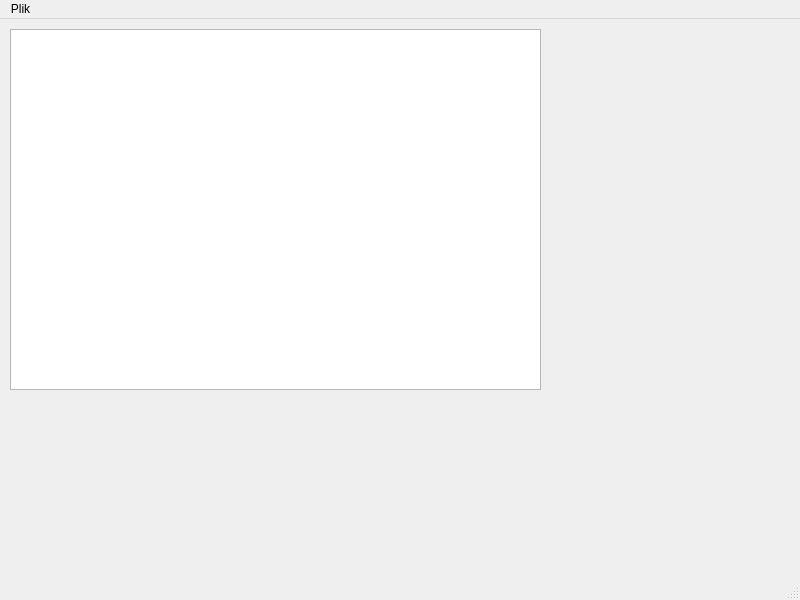
The window that forms/areaeditor.ui (JakimPL/Roguelike) describes before a commit, drawn with Qt 5.
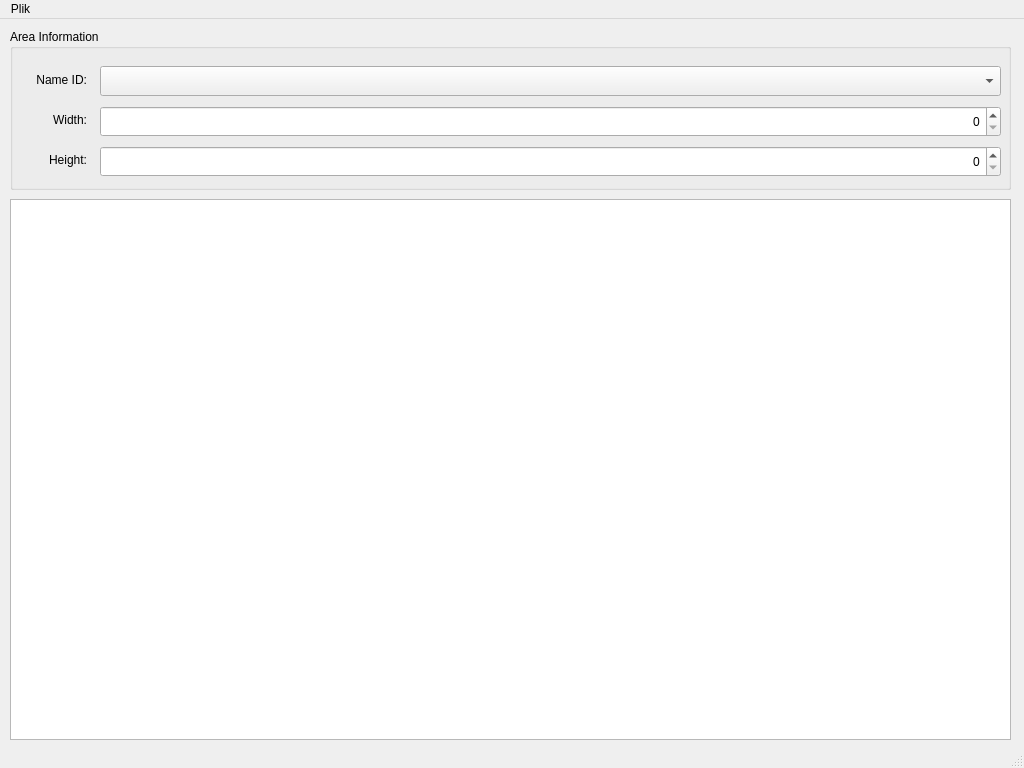
The same window after the commit.

Commit message: Improved: area editor form

Patch:
```diff
--- a/forms/areaeditor.ui
+++ b/forms/areaeditor.ui
@@ -6,8 +6,8 @@
    <rect>
     <x>0</x>
     <y>0</y>
-    <width>800</width>
-    <height>600</height>
+    <width>1024</width>
+    <height>768</height>
    </rect>
   </property>
   <property name="windowTitle">
@@ -18,11 +18,114 @@
     <property name="geometry">
      <rect>
       <x>10</x>
+      <y>180</y>
+      <width>1001</width>
+      <height>541</height>
+     </rect>
+    </property>
+   </widget>
+   <widget class="QGroupBox" name="areaDataBox">
+    <property name="geometry">
+     <rect>
+      <x>10</x>
       <y>10</y>
-      <width>531</width>
-      <height>361</height>
+      <width>1001</width>
+      <height>161</height>
      </rect>
     </property>
+    <property name="title">
+     <string>Area Information</string>
+    </property>
+    <widget class="QLabel" name="widthLabel">
+     <property name="geometry">
+      <rect>
+       <x>10</x>
+       <y>80</y>
+       <width>67</width>
+       <height>22</height>
+      </rect>
+     </property>
+     <property name="text">
+      <string>Width:</string>
+     </property>
+     <property name="alignment">
+      <set>Qt::AlignRight|Qt::AlignTrailing|Qt::AlignVCenter</set>
+     </property>
+    </widget>
+    <widget class="QLabel" name="heightLabel">
+     <property name="geometry">
+      <rect>
+       <x>10</x>
+       <y>120</y>
+       <width>67</width>
+       <height>22</height>
+      </rect>
+     </property>
+     <property name="text">
+      <string>Height:</string>
+     </property>
+     <property name="alignment">
+      <set>Qt::AlignRight|Qt::AlignTrailing|Qt::AlignVCenter</set>
+     </property>
+    </widget>
+    <widget class="QLabel" name="nameIDLabel">
+     <property name="geometry">
+      <rect>
+       <x>10</x>
+       <y>40</y>
+       <width>67</width>
+       <height>22</height>
+      </rect>
+     </property>
+     <property name="text">
+      <string>Name ID:</string>
+     </property>
+     <property name="alignment">
+      <set>Qt::AlignRight|Qt::AlignTrailing|Qt::AlignVCenter</set>
+     </property>
+    </widget>
+    <widget class="QComboBox" name="nameIDBox">
+     <property name="geometry">
+      <rect>
+       <x>90</x>
+       <y>37</y>
+       <width>901</width>
+       <height>30</height>
+      </rect>
+     </property>
+    </widget>
+    <widget class="QSpinBox" name="widthBox">
+     <property name="geometry">
+      <rect>
+       <x>90</x>
+       <y>77</y>
+       <width>901</width>
+       <height>31</height>
+      </rect>
+     </property>
+     <property name="alignment">
+      <set>Qt::AlignRight|Qt::AlignTrailing|Qt::AlignVCenter</set>
+     </property>
+     <property name="maximum">
+      <number>999999999</number>
+     </property>
+    </widget>
+    <widget class="QSpinBox" name="heightBox">
+     <property name="geometry">
+      <rect>
+       <x>90</x>
+       <y>117</y>
+       <width>901</width>
+       <height>31</height>
+      </rect>
+     </property>
+     <property name="alignment">
+      <set>Qt::AlignRight|Qt::AlignTrailing|Qt::AlignVCenter</set>
+     </property>
+     <property name="maximum">
+      <number>999999999</number>
+     </property>
+    </widget>
    </widget>
   </widget>
   <widget class="QMenuBar" name="menubar">
@@ -30,7 +133,7 @@
     <rect>
      <x>0</x>
      <y>0</y>
-     <width>800</width>
+     <width>1024</width>
      <height>23</height>
     </rect>
    </property>
@@ -46,7 +149,11 @@
    </widget>
    <addaction name="menuFile"/>
   </widget>
-  <widget class="QStatusBar" name="statusbar"/>
+  <widget class="QStatusBar" name="statusbar">
+   <property name="enabled">
+    <bool>false</bool>
+   </property>
+  </widget>
   <action name="actionOpen">
    <property name="text">
     <string>Otwórz</string>
```
The commit also changes 14 other files.
